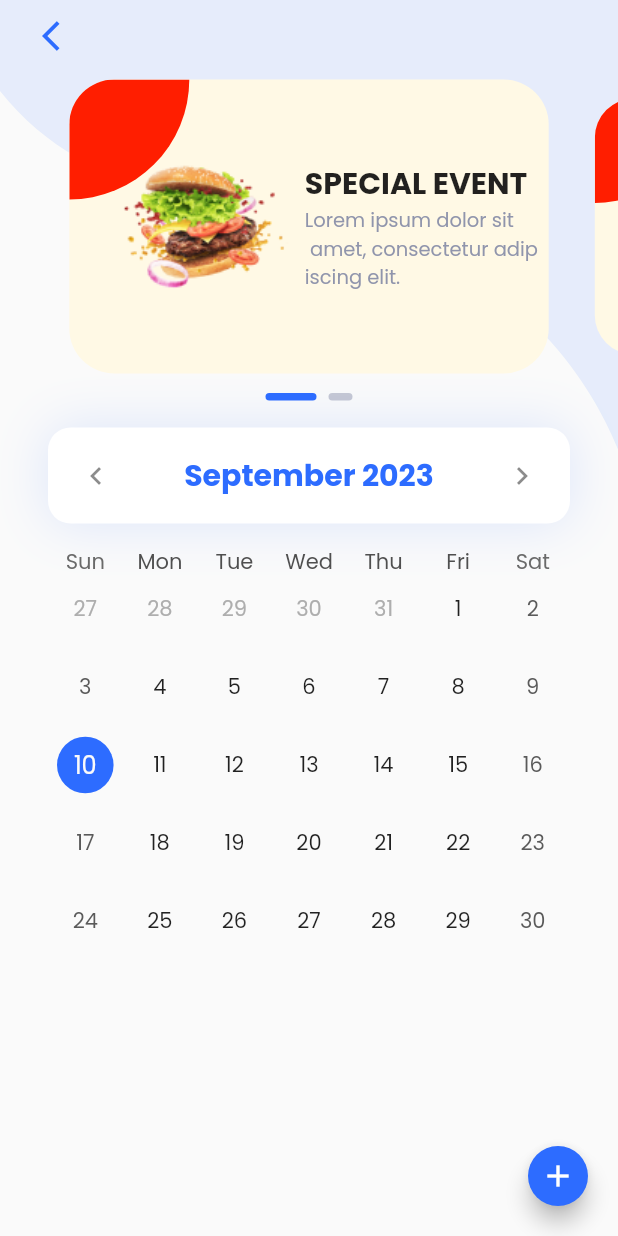
After one commit to mercurystudio99/kalamazoo, a Flutter app: the EventScreen screen opened by its route, on a phone screen of 412 x 824 dp. The commit adds this screen. Run offline on Flutter 3.47's test engine with Material 2 defaults, Android fonts, the phone set to English and light mode, and no system bars; drawn by our look-alikes of carousel_slider, table_calendar; our stand-ins replace badges, cloud_firestore, firebase_auth, firebase_core, firebase_storage, flutter_advanced_drawer and 8 more; missing offline and left inert: email_otp, flutter_facebook_auth, webview_flutter_android, webview_flutter_wkwebview; accounts and stored records are empty; generated files the repository leaves out were written again.

Commit message:
add event screen

```diff
--- a/lib/main.dart
+++ b/lib/main.dart
@@ -25,6 +25,7 @@ import 'package:kalamazoo/screen/registration2_screen.dart';
 import 'package:kalamazoo/screen/amenities_screen.dart';
 import 'package:kalamazoo/screen/dailyspecial_screen.dart';
 import 'package:kalamazoo/screen/webview_screen.dart';
+import 'package:kalamazoo/screen/event_screen.dart';
 import 'package:kalamazoo/screen/splash_screen.dart';
 
 var routes = <String, WidgetBuilder>{
@@ -47,6 +48,7 @@ var routes = <String, WidgetBuilder>{
   "/StartScreen": (BuildContext context) => const StartScreen(),
   "/DailySpecialScreen": (BuildContext context) => const DailySpecialScreen(),
   "/WebviewScreen": (BuildContext context) => const WebviewScreen(),
+  "/EventScreen": (BuildContext context) => const EventScreen(),
 };
 void main() async {
   WidgetsFlutterBinding.ensureInitialized();
--- /dev/null
+++ b/lib/screen/event_screen.dart
@@ -0,0 +1,419 @@
+import 'dart:collection';
+import 'dart:math';
+import 'package:flutter/material.dart';
+import 'package:flutter_svg/flutter_svg.dart';
+import 'package:google_fonts/google_fonts.dart';
+import 'package:carousel_slider/carousel_slider.dart';
+import 'package:table_calendar/table_calendar.dart';
+
+import 'package:kalamazoo/utils/navigation_router.dart';
+import 'package:kalamazoo/utils/util.dart';
+import 'package:kalamazoo/utils/color.dart';
+
+final List<Map<String, dynamic>> imgList = [
+  {
+    "title": Util.event,
+    "image": "assets/burger.png",
+    "bio": "Lorem ipsum dolor sit\n amet, consectetur adip\niscing elit.",
+  },
+  {
+    "title": Util.event,
+    "image": "assets/plate.png",
+    "bio": "Lorem ipsum dolor sit\n amet, consectetur adip\niscing elit.",
+  }
+];
+
+final kToday = DateTime.now();
+final kFirstDay = DateTime(kToday.year);
+final kLastDay = DateTime(2050);
+
+final kEvents = LinkedHashMap<DateTime, List<Event>>(
+    equals: isSameDay, hashCode: getHashCode);
+
+int getHashCode(DateTime key) {
+  return key.day * 1000000 + key.month * 10000 + key.year;
+}
+
+class EventScreen extends StatefulWidget {
+  const EventScreen({super.key});
+
+  @override
+  State<EventScreen> createState() => _EventScreenState();
+}
+
+class _EventScreenState extends State<EventScreen> {
+  late final ValueNotifier<List<Event>> _selectedEvents;
+  CalendarFormat _calendarFormat = CalendarFormat.month;
+  DateTime _focusedDay = DateTime.now();
+  DateTime? _selectedDay;
+
+  final _titleController = TextEditingController();
+  final _descController = TextEditingController();
+
+  late final Map<DateTime, List<Event>> _kEventSource = {};
+
+  int carouselIndicatorCurrent = 0;
+
+  @override
+  void initState() {
+    super.initState();
+    _selectedDay = _focusedDay;
+    _selectedEvents = ValueNotifier(_getEventsForDay(_selectedDay!));
+  }
+
+  @override
+  void dispose() {
+    _selectedEvents.dispose();
+    _titleController.dispose();
+    _descController.dispose();
+    super.dispose();
+  }
+
+  List<Event> _getEventsForDay(DateTime day) {
+    return kEvents[day] ?? [];
+  }
+
+  void _onDaySelected(DateTime selectedDay, DateTime focusedDay) {
+    if (!isSameDay(_selectedDay, selectedDay)) {
+      setState(() {
+        _selectedDay = selectedDay;
+        _focusedDay = focusedDay;
+      });
+
+      _selectedEvents.value = _getEventsForDay(selectedDay);
+    }
+  }
+
+  void _showAddEventDialog() async {
+    await showDialog(
+        context: context,
+        builder: (context) => AlertDialog(
+              title: const Text('New Event'),
+              content: Column(
+                crossAxisAlignment: CrossAxisAlignment.stretch,
+                mainAxisSize: MainAxisSize.min,
+                children: [
+                  buildTextField(
+                      controller: _titleController, hint: 'Enter Title'),
+                  const SizedBox(
+                    height: 20.0,
+                  ),
+                  buildTextField(
+                      controller: _descController, hint: 'Enter Description'),
+                ],
+              ),
+              actions: [
+                TextButton(
+                  onPressed: () => Navigator.pop(context),
+                  child: const Text('Cancel'),
+                ),
+                TextButton(
+                  onPressed: () {
+                    if (_titleController.text.isEmpty &&
+                        _descController.text.isEmpty) {
+                      ScaffoldMessenger.of(context).showSnackBar(
+                        const SnackBar(
+                          content: Text('Please enter title & description'),
+                          duration: Duration(seconds: 3),
+                        ),
+                      );
+                      return;
+                    } else {
+                      setState(() {
+                        if (_kEventSource[_selectedDay] != null) {
+                          _kEventSource[_selectedDay]?.add(Event(
+                              eventTitle: _titleController.text,
+                              eventDesc: _descController.text,
+                              eventColor: Colors.primaries[
+                                  Random().nextInt(Colors.primaries.length)]));
+                        } else {
+                          _kEventSource[_selectedDay!] = [
+                            Event(
+                                eventTitle: _titleController.text,
+                                eventDesc: _descController.text,
+                                eventColor: Colors.primaries[
+                                    Random().nextInt(Colors.primaries.length)])
+                          ];
+                        }
+                        kEvents.addAll(_kEventSource);
+                      });
+
+                      _titleController.clear();
+                      _descController.clear();
+
+                      Navigator.pop(context);
+                      return;
+                    }
+                  },
+                  child: const Text('Add'),
+                ),
+              ],
+            ));
+  }
+
+  @override
+  Widget build(BuildContext context) {
+    final List<Widget> imageSliders = imgList
+        .map((item) => Container(
+              margin: const EdgeInsets.all(5.0),
+              decoration: const BoxDecoration(
+                color: Color(0xFFFFF9E5),
+                borderRadius: BorderRadius.all(Radius.circular(30)),
+              ),
+              child: ClipRRect(
+                  borderRadius: const BorderRadius.all(Radius.circular(30)),
+                  child: Stack(
+                    children: <Widget>[
+                      Positioned(
+                        left: 0,
+                        top: 0,
+                        child: Container(
+                          width: 80,
+                          height: 80,
+                          decoration: const BoxDecoration(
+                            color: CustomColor.activeColor,
+                            borderRadius: BorderRadius.only(
+                                topLeft: Radius.zero,
+                                topRight: Radius.zero,
+                                bottomLeft: Radius.zero,
+                                bottomRight: Radius.circular(100)),
+                          ),
+                        ),
+                      ),
+                      Padding(
+                          padding: const EdgeInsets.all(5),
+                          child: Row(children: [
+                            const SizedBox(width: 30),
+                            Image.asset(item["image"]),
+                            const SizedBox(width: 10),
+                            Column(
+                                mainAxisAlignment: MainAxisAlignment.center,
+                                crossAxisAlignment: CrossAxisAlignment.start,
+                                children: [
+                                  Text(item["title"].toString().toUpperCase(),
+                                      style: const TextStyle(
+                                          fontWeight: FontWeight.bold,
+                                          fontSize: 20)),
+                                  RichText(
+                                    text: TextSpan(children: [
+                                      TextSpan(
+                                        text: item["bio"],
+                                        style: GoogleFonts.poppins(
+                                            color: CustomColor.textDetailColor,
+                                            fontSize: Util.descriptionSize),
+                                      )
+                                    ]),
+                                  ),
+                                ])
+                          ]))
+                    ],
+                  )),
+            ))
+        .toList();
+
+    return Scaffold(
+      floatingActionButton: FloatingActionButton.small(
+        onPressed: () => _showAddEventDialog(),
+        backgroundColor: CustomColor.primaryColor,
+        child: const Icon(Icons.add),
+      ),
+      body: Stack(
+        fit: StackFit.expand,
+        children: <Widget>[
+          Column(
+            mainAxisAlignment: MainAxisAlignment.start,
+            crossAxisAlignment: CrossAxisAlignment.start,
+            children: [
+              SvgPicture.asset(
+                'assets/background.svg',
+                width: MediaQuery.of(context).size.width,
+              ),
+            ],
+          ),
+          ListView(
+            children: <Widget>[
+              Align(
+                alignment: Alignment.topLeft,
+                child: Padding(
+                  padding: const EdgeInsets.symmetric(
+                      horizontal: Util.mainPadding * 0.5),
+                  child: IconButton(
+                    icon: const Icon(
+                      Icons.arrow_back_ios,
+                      color: CustomColor.primaryColor,
+                    ),
+                    onPressed: () {
+                      NavigationRouter.back(context);
+                    },
+                  ),
+                ),
+              ),
+              CarouselSlider(
+                items: imageSliders,
+                options: CarouselOptions(
+                    aspectRatio: 2.0,
+                    enlargeCenterPage: true,
+                    enableInfiniteScroll: false,
+                    initialPage: 0,
+                    autoPlay: true,
+                    pageViewKey:
+                        const PageStorageKey<String>('carousel_slider'),
+                    onPageChanged: (index, reason) {
+                      setState(() {
+                        carouselIndicatorCurrent = index;
+                      });
+                    }),
+              ),
+              Row(
+                mainAxisAlignment: MainAxisAlignment.center,
+                children: imgList.asMap().entries.map((entry) {
+                  return Container(
+                    width: (carouselIndicatorCurrent == entry.key ? 34 : 16),
+                    height: 5.0,
+                    margin: const EdgeInsets.symmetric(
+                        vertical: 8.0, horizontal: 4.0),
+                    decoration: BoxDecoration(
+                        borderRadius:
+                            const BorderRadius.all(Radius.circular(10)),
+                        color: (carouselIndicatorCurrent == entry.key
+                            ? CustomColor.primaryColor
+                            : CustomColor.textDetailColor.withOpacity(0.5))),
+                  );
+                }).toList(),
+              ),
+              TableCalendar<Event>(
+                firstDay: kFirstDay,
+                lastDay: kLastDay,
+                focusedDay: _focusedDay,
+                availableCalendarFormats: const {CalendarFormat.month: 'Month'},
+                selectedDayPredicate: (day) => isSameDay(_selectedDay, day),
+                calendarFormat: _calendarFormat,
+                eventLoader: _getEventsForDay,
+                startingDayOfWeek: StartingDayOfWeek.sunday,
+                headerStyle: HeaderStyle(
+                  headerMargin: const EdgeInsets.symmetric(
+                      horizontal: Util.mainPadding, vertical: 10),
+                  titleCentered: true,
+                  titleTextStyle: const TextStyle(
+                      color: CustomColor.primaryColor,
+                      fontWeight: FontWeight.bold,
+                      fontSize: 20),
+                  leftChevronIcon:
+                      const Icon(Icons.chevron_left, color: Colors.black45),
+                  rightChevronIcon:
+                      const Icon(Icons.chevron_right, color: Colors.black45),
+                  decoration: BoxDecoration(
+                    color: Colors.white,
+                    boxShadow: <BoxShadow>[
+                      BoxShadow(
+                        color: CustomColor.primaryColor.withOpacity(0.15),
+                        blurRadius: 30.0,
+                      ),
+                    ],
+                    borderRadius: const BorderRadius.all(Radius.circular(15)),
+                  ),
+                ),
+                calendarStyle: CalendarStyle(
+                  outsideDaysVisible: true,
+                  tablePadding: const EdgeInsets.symmetric(
+                      horizontal: Util.mainPadding, vertical: 5),
+                  todayDecoration: BoxDecoration(
+                      color: CustomColor.primaryColor.withOpacity(0.5),
+                      shape: BoxShape.circle),
+                  selectedDecoration: const BoxDecoration(
+                      color: CustomColor.primaryColor, shape: BoxShape.circle),
+                ),
+                onDaySelected: _onDaySelected,
+                onFormatChanged: (format) {
+                  if (_calendarFormat != format) {
+                    setState(() {
+                      _calendarFormat = format;
+                    });
+                  }
+                },
+                onPageChanged: (focusedDay) {
+                  _focusedDay = focusedDay;
+                },
+                calendarBuilders: CalendarBuilders(
+                  singleMarkerBuilder: (context, date, event) {
+                    Color color = event.eventColor;
+                    return Container(
+                      decoration:
+                          BoxDecoration(shape: BoxShape.circle, color: color),
+                      width: 7.0,
+                      height: 7.0,
+                      margin: const EdgeInsets.symmetric(horizontal: 1.5),
+                    );
+                  },
+                ),
+              ),
+              const SizedBox(height: 8.0),
+              SizedBox(
+                height: 200,
+                child: ValueListenableBuilder<List<Event>>(
+                  valueListenable: _selectedEvents,
+                  builder: (context, value, _) {
+                    return ListView.builder(
+                      itemCount: value.length,
+                      itemBuilder: (context, index) {
+                        return Container(
+                            margin: const EdgeInsets.symmetric(
+                              horizontal: Util.mainPadding,
+                              vertical: 4,
+                            ),
+                            decoration: BoxDecoration(color: Colors.black38),
+                            child: Row(children: [
+                              Container(
+                                  width: 5, height: 30, color: Colors.black),
+                              SizedBox(width: 20),
+                              Column(children: [Text('${value[index]}')])
+                            ]));
+                      },
+                    );
+                  },
+                ),
+              ),
+            ],
+          )
+        ],
+      ),
+    );
+  }
+
+  Widget buildTextField(
+      {String? hint, required TextEditingController controller}) {
+    return TextField(
+      controller: controller,
+      textCapitalization: TextCapitalization.words,
+      decoration: InputDecoration(
+        labelText: hint ?? '',
+        focusedBorder: OutlineInputBorder(
+          borderSide: const BorderSide(color: Colors.black, width: 1.5),
+          borderRadius: BorderRadius.circular(
+            10.0,
+          ),
+        ),
+        enabledBorder: OutlineInputBorder(
+          borderSide: const BorderSide(color: Colors.black, width: 1.5),
+          borderRadius: BorderRadius.circular(
+            10.0,
+          ),
+        ),
+      ),
+    );
+  }
+}
+
+class Event {
+  final String eventTitle;
+  final String eventDesc;
+  final Color eventColor;
+
+  Event(
+      {required this.eventTitle,
+      required this.eventDesc,
+      required this.eventColor});
+
+  @override
+  String toString() => eventTitle;
+}
--- a/lib/utils/navigation_router.dart
+++ b/lib/utils/navigation_router.dart
@@ -80,4 +80,8 @@ class NavigationRouter {
   static void switchToWebview(BuildContext context) {
     Navigator.pushNamed(context, "/WebviewScreen");
   }
+
+  static void switchToEvent(BuildContext context) {
+    Navigator.pushNamed(context, "/EventScreen");
+  }
 }
--- a/lib/utils/util.dart
+++ b/lib/utils/util.dart
@@ -15,6 +15,7 @@ class Util {
   static const String customer = "customer";
   static const String featured = "Featured";
   static const String dailySpecial = "Daily Special";
+  static const String event = "Special Event";
 
   // Splash Screen
   static const String splashCaption = "Welcome to Best Local Eats";
--- a/pubspec.yaml
+++ b/pubspec.yaml
@@ -55,6 +55,7 @@ dependencies:
   geolocator: ^10.0.0
   geocoding: ^2.1.0
   webview_flutter: ^4.2.4
+  table_calendar: ^3.0.9
 
 dev_dependencies:
   flutter_test:
```
Also changed, not shown: lib/screen/home_screen.dart (+9 -1 lines), pubspec.lock.
